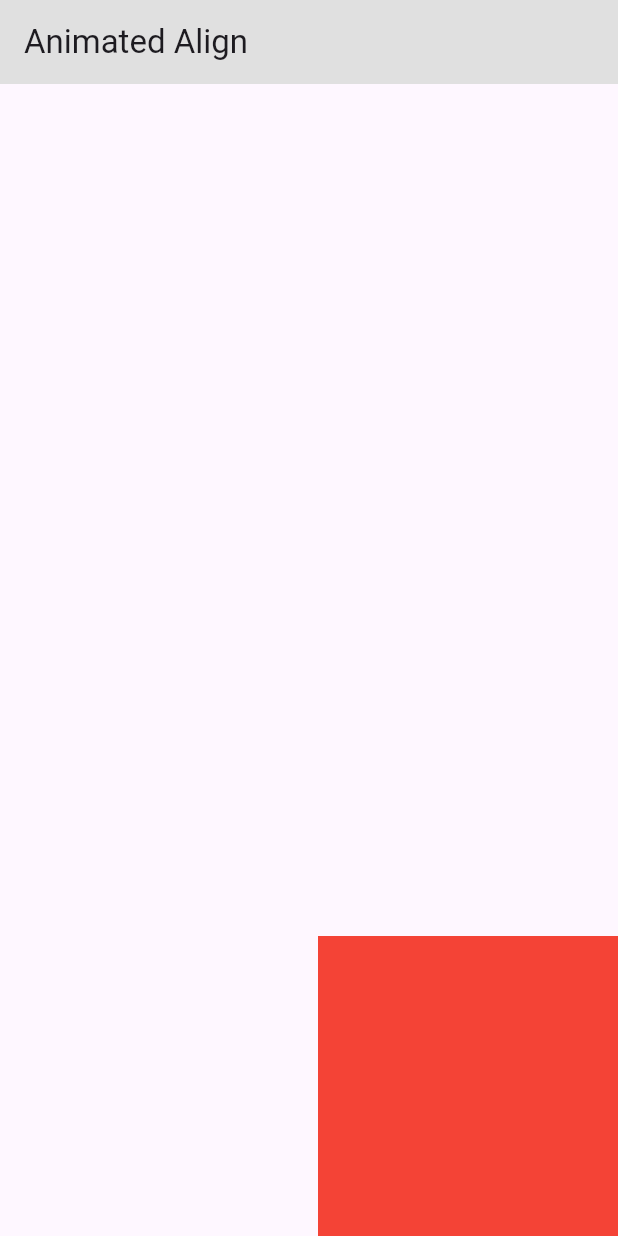
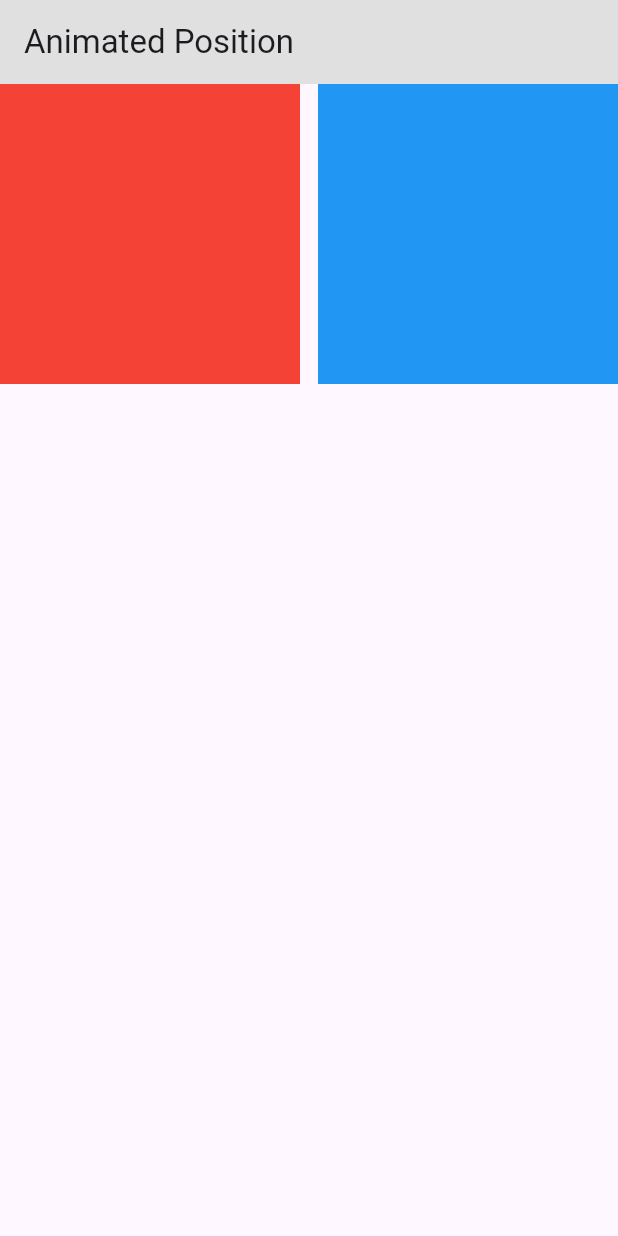
Before and after one commit to raihansikdar/flutter_animation_tutorial, a Flutter app: the screen it shows after launch, on a phone screen of 412 x 824 dp. Run offline on Flutter 3.47's test engine with Material 3 defaults, Android fonts, the phone set to English and light mode, and no system bars.

Commit message:
add animated postion

```diff
--- /dev/null
+++ b/lib/animated_position_screen.dart
@@ -0,0 +1,60 @@
+import 'package:flutter/material.dart';
+
+class AnimatedPositionScreen extends StatefulWidget {
+  const AnimatedPositionScreen({super.key});
+
+  @override
+  State<AnimatedPositionScreen> createState() => _AnimatedPositionScreenState();
+}
+
+class _AnimatedPositionScreenState extends State<AnimatedPositionScreen> {
+
+  bool isTap = false;
+
+  @override
+  Widget build(BuildContext context) {
+    return Scaffold(
+      appBar: AppBar(
+        backgroundColor: Colors.grey.shade300,
+        title: const Text("Animated Position"),
+      ),
+     body: Stack(
+       children: [
+         AnimatedPositioned(
+           left: isTap ? 200 : 0,
+           top: isTap ? 200 : 0,
+           duration: Duration(seconds: 3),
+           child: GestureDetector(
+             onTap: (){
+               isTap = !isTap;
+               setState(() {});
+             },
+             child: Container(
+               height: 200,
+               width: 200,
+               color: Colors.red,
+             ),
+           ),
+         ),
+
+         AnimatedPositioned(
+           right: isTap ? 200 : 0,
+           top: isTap ? 200 : 0,
+           duration: Duration(seconds: 3),
+           child: GestureDetector(
+             onTap: (){
+               isTap = !isTap;
+               setState(() {});
+             },
+             child: Container(
+               height: 200,
+               width: 200,
+               color: Colors.blue,
+             ),
+           ),
+         ),
+       ],
+     ),
+    );
+  }
+}
--- a/lib/main.dart
+++ b/lib/main.dart
@@ -2,6 +2,7 @@ import 'package:flutter/material.dart';
 import 'package:flutter_animation_tutorial/animated_align_screen.dart';
 import 'package:flutter_animation_tutorial/animated_container_screen.dart';
 import 'package:flutter_animation_tutorial/animated_opacity_screen.dart';
+import 'package:flutter_animation_tutorial/animated_position_screen.dart';
 
 void main() {
   runApp(const MyApp());
@@ -19,7 +20,7 @@ class MyApp extends StatelessWidget {
         colorScheme: ColorScheme.fromSeed(seedColor: Colors.deepPurple),
         useMaterial3: true,
       ),
-      home: const AnimatedAlignScreen(),
+      home: const AnimatedPositionScreen(),
     );
   }
 }
```
